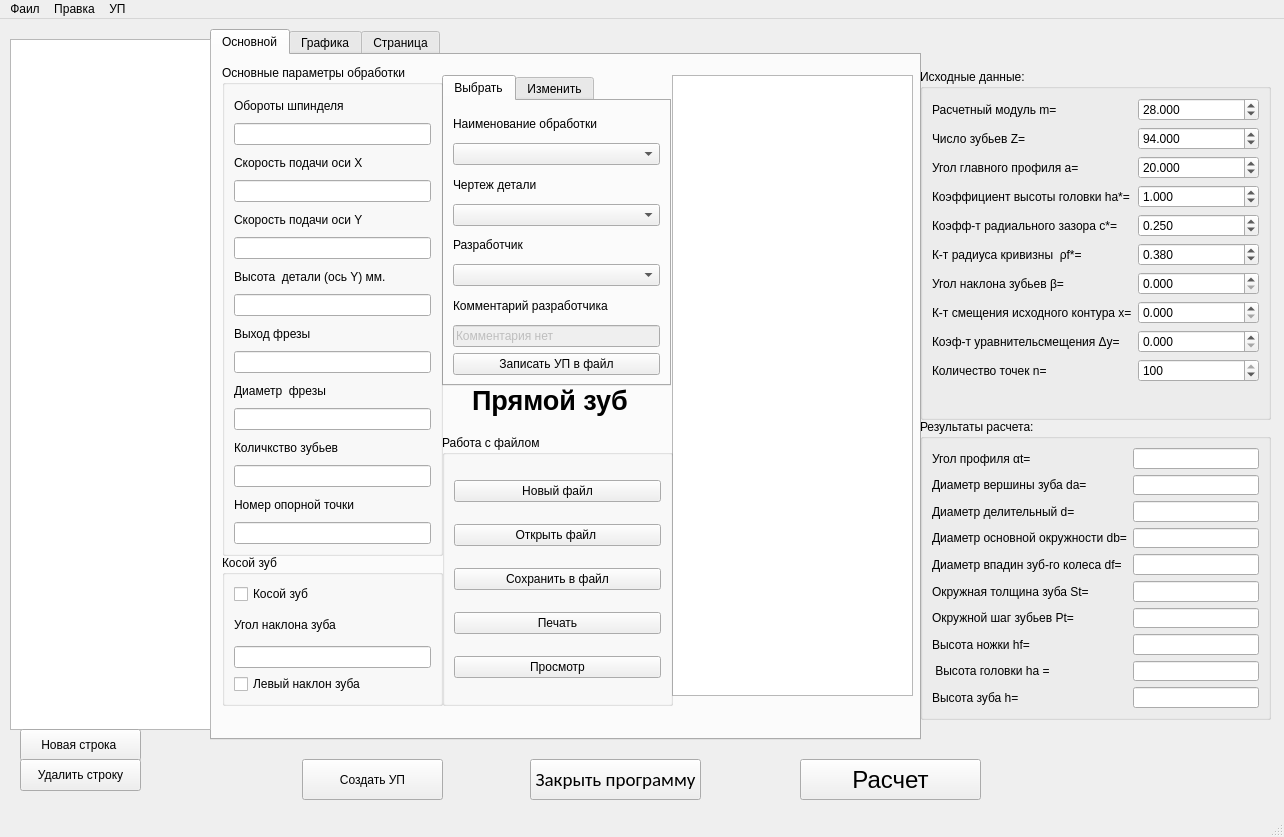
Above: Window.ui from Dgekan/Control-Program-Editor-CNC-Ver.4.0.0 before the change. Below: the same form after it.
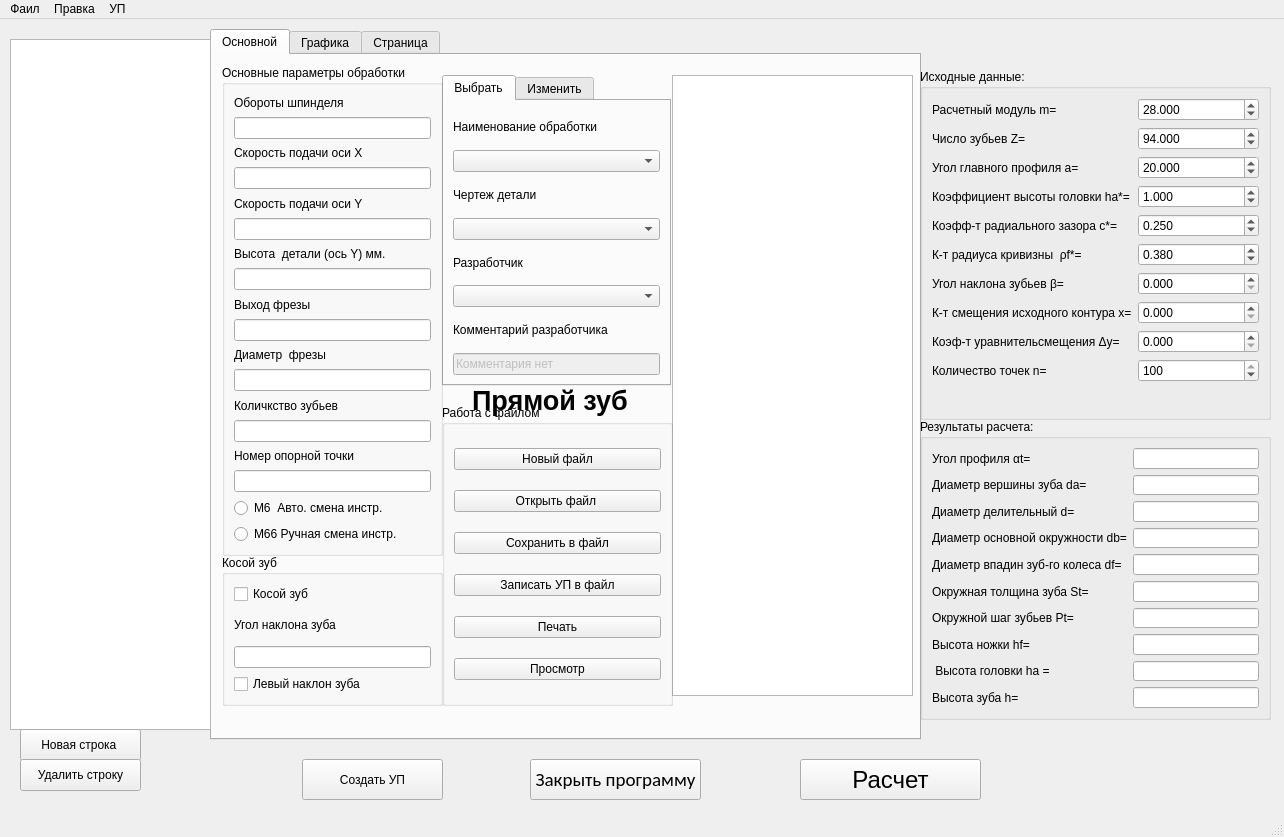
That is the form after the change. Custom widgets are drawn as their Qt base class.

Patch:
```diff
--- a/Window.ui
+++ b/Window.ui
@@ -137,13 +137,6 @@
           </property>
          </widget>
         </item>
-        <item>
-         <widget class="QPushButton" name="WriteFile_CProg_Button">
-          <property name="text">
-           <string>Записать УП в файл</string>
-          </property>
-         </widget>
-        </item>
        </layout>
       </widget>
       <widget class="QWidget" name="tab_2">
@@ -215,9 +208,9 @@
       <property name="geometry">
        <rect>
         <x>230</x>
-        <y>380</y>
+        <y>350</y>
         <width>231</width>
-        <height>271</height>
+        <height>301</height>
        </rect>
       </property>
       <property name="title">
@@ -245,6 +238,13 @@
          </property>
         </widget>
        </item>
+       <item>
+        <widget class="QPushButton" name="WriteFile_CProg_Button">
+         <property name="text">
+          <string>Записать УП в файл</string>
+         </property>
+        </widget>
+       </item>
        <item>
         <widget class="QPushButton" name="Print_Button">
          <property name="text">
@@ -365,6 +365,20 @@
          </property>
         </widget>
        </item>
+       <item>
+        <widget class="QRadioButton" name="radioButtonM6">
+         <property name="text">
+          <string>M6  Авто. смена инстр.</string>
+         </property>
+        </widget>
+       </item>
+       <item>
+        <widget class="QRadioButton" name="radioButtonM66">
+         <property name="text">
+          <string>M66 Ручная смена инстр.</string>
+         </property>
+        </widget>
+       </item>
       </layout>
      </widget>
      <widget class="QGroupBox" name="groupBox_4">
```
